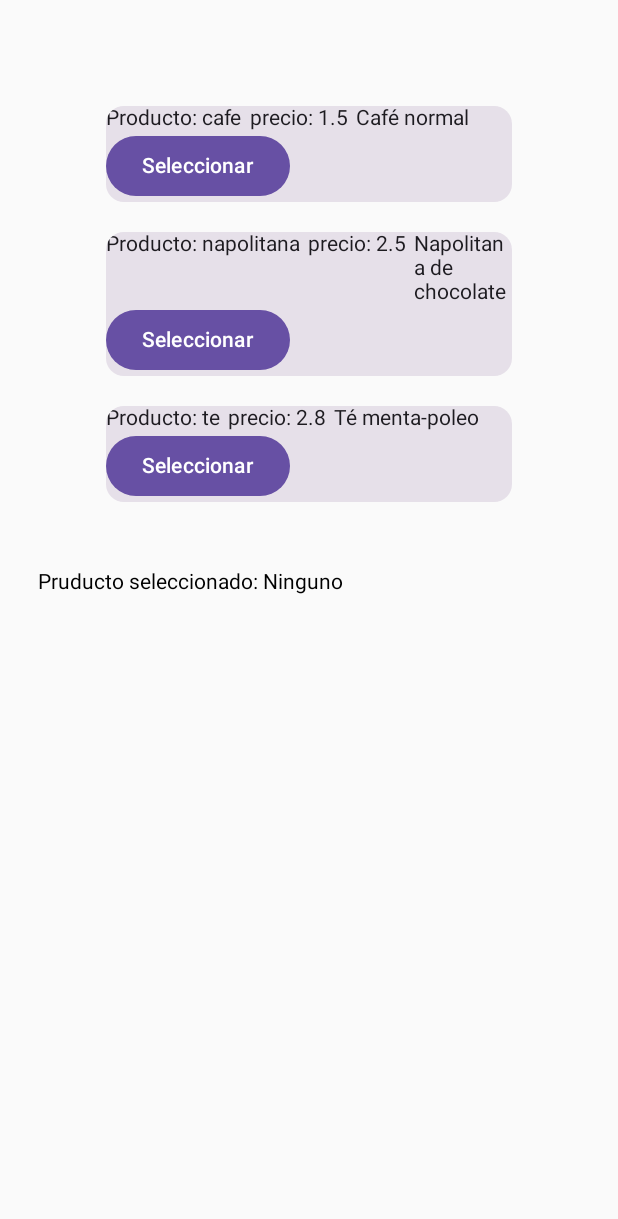
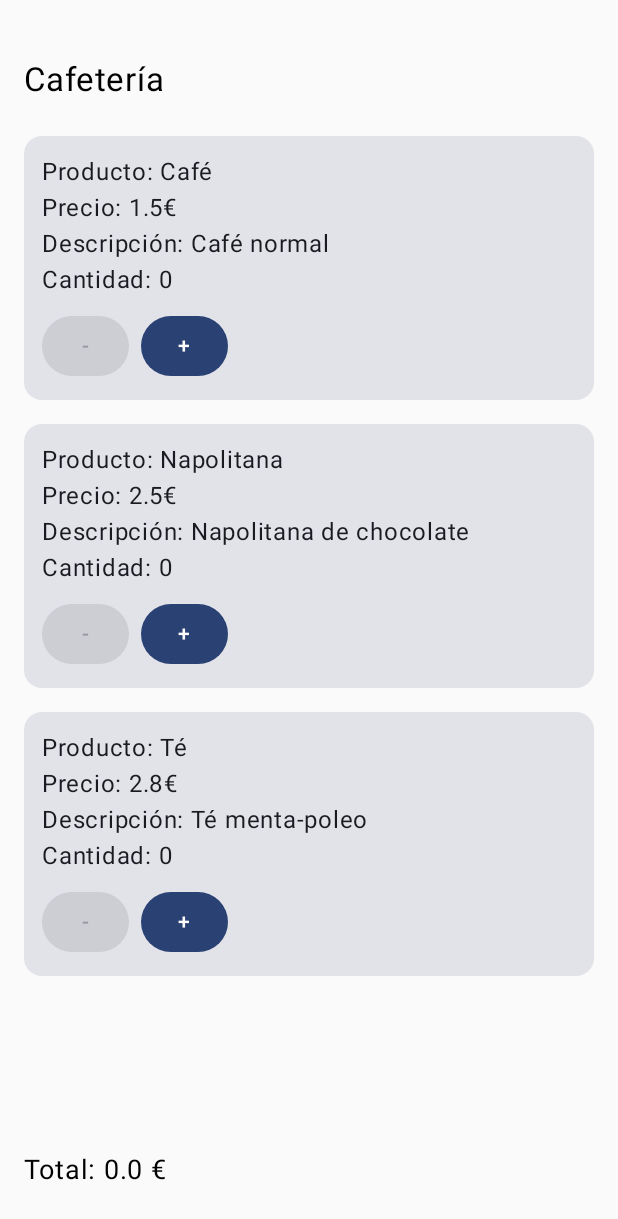
Before and after one commit to pablovel97/android-studio-projects, an Android app built with Jetpack Compose: the screen it shows after launch (MainActivity), on a phone screen of 412 x 824 dp. Shown: the top 1219 px of the screen. Run offline under Robolectric (Android 15) with nearby library versions, the phone set to English and light mode, and no system bars.

Commit message:
Se definió finalmente la estética y la logica de las Cards de los productos.

```diff
--- a/DataClases/app/src/main/java/com/example/dataclases/MainActivity.kt
+++ b/DataClases/app/src/main/java/com/example/dataclases/MainActivity.kt
@@ -3,101 +3,151 @@ package com.example.dataclases
 import android.os.Bundle
 import androidx.activity.ComponentActivity
 import androidx.activity.compose.setContent
-import androidx.activity.enableEdgeToEdge
 import androidx.compose.foundation.layout.*
-import androidx.compose.foundation.layout.Arrangement
 import androidx.compose.foundation.lazy.LazyColumn
 import androidx.compose.foundation.lazy.items
-import androidx.compose.foundation.lazy.itemsIndexed
-import androidx.compose.foundation.text.KeyboardOptions
 import androidx.compose.material3.*
 import androidx.compose.runtime.*
-import androidx.compose.runtime.saveable.rememberSaveable
-import androidx.compose.ui.Alignment
 import androidx.compose.ui.Modifier
-import androidx.compose.ui.graphics.Color
-import androidx.compose.ui.text.font.FontWeight
-import androidx.compose.ui.text.input.KeyboardType
-import androidx.compose.ui.tooling.preview.Preview
 import androidx.compose.ui.unit.dp
 import androidx.compose.ui.unit.sp
 import com.example.dataclases.ui.theme.DataClasesTheme
 
 class MainActivity : ComponentActivity() {
+
     override fun onCreate(savedInstanceState: Bundle?) {
         super.onCreate(savedInstanceState)
-        enableEdgeToEdge()
         setContent {
-            PantallaPedido()
+            DataClasesTheme {
+                PantallaPedido()
+            }
         }
     }
 }
 
-// Modelo de datos que representa cada artículo de la cafetería
+// Modelo de datos que representa cada producto
 data class Productos(
     val producto: String,
     val precio: Double,
-    val descripcion: String
+    val descripcion: String,
+    val cantidad: Int = 0
 )
 
 @Composable
 fun PantallaPedido() {
+    /*
+    by remember y mutableStateOf guardan la lista de productos y avisan a Compose
+    cuando cambia para redibujar la pantalla.
+     */
+    var listaProductos by remember {
+        mutableStateOf(
+            listOf(
+                Productos("Café", 1.5, "Café normal"),
+                Productos("Napolitana", 2.5, "Napolitana de chocolate"),
+                Productos("Té", 2.8, "Té menta-poleo")
+            )
+        )
+    }
 
-    // Estado observable: guarda la selección actual y dispara la recomposición al cambiar
-    var seleccion by remember { mutableStateOf("Ninguno") }
+    Column(
+        modifier = Modifier
+            .fillMaxSize()
+            .padding(16.dp)
+    ) {
+        Spacer(modifier = Modifier.height(24.dp))
+        Text(text = "Cafetería", fontSize = 22.sp)
 
-    // Fuente de datos con el catálogo de productos a mostrar
-    var listaProductos = listOf<Productos>(
-        Productos("cafe", 1.5, "Café normal"),
-        Productos("napolitana", 2.5, "Napolitana de chocolate"),
-        Productos("te", 2.8, "Té menta-poleo")
-    )
+        Spacer(modifier = Modifier.height(16.dp))
 
-    Column(modifier = Modifier.padding(25.dp)) {
-        // Lista vertical eficiente: solo renderiza en pantalla los elementos visibles
-        LazyColumn(modifier = Modifier.padding(35.dp)) {
-            items(listaProductos) { producto ->
-                Card(
-                    modifier = Modifier
-                        .fillMaxWidth()
-                        .padding(10.dp)
-                ) {
-                    Column {
-                        Row(horizontalArrangement = Arrangement.spacedBy(5.dp)) {
-                            Text("Producto: ${producto.producto}")
-                            Text("precio: ${producto.precio}")
-                            Text(producto.descripcion)
+        // LazyColumn es como un RecyclerView eficiente: solo muestra en pantalla lo que cabe
+        LazyColumn(
+            modifier = Modifier
+                .weight(1f)
+                .fillMaxWidth()
+        ) {
+            items(listaProductos) { prod ->
+                TarjetaProducto(
+                    producto = prod,
+                    // onIncrement: recorre la lista y actualiza la cantidad del producto pulsado sumándole 1
+                    onIncrement = {
+                        listaProductos = listaProductos.map {
+                            if (it.producto == prod.producto) {
+                                it.copy(cantidad = it.cantidad + 1) // copy() crea una copia cambiando solo la cantidad
+                            } else {
+                                it
+                            }
                         }
-                        // Evento de clic: actualiza el estado 'seleccion' con el producto pulsado
-                        Button(onClick = { seleccion = producto.descripcion }) {
-                            Text("Seleccionar")
+                    },
+                    // onDecrement: hace lo mismo pero comprobando que la cantidad sea mayor que 0 antes de restar
+                    onDecrement = {
+                        listaProductos = listaProductos.map {
+                            if (it.producto == prod.producto && it.cantidad > 0) {
+                                it.copy(cantidad = it.cantidad - 1)
+                            } else {
+                                it
+                            }
                         }
                     }
-                }
+                )
             }
         }
 
-        // Este texto lee el estado 'seleccion' y se actualiza automáticamente al pulsar un botón
-        Text("Pruducto seleccionado: $seleccion")
+        Spacer(modifier = Modifier.height(16.dp))
+
+        // sumOf calcula el precio total multiplicando el precio por la cantidad de cada producto
+        val total = listaProductos.sumOf { it.precio * it.cantidad }
+        Text(text = "Total: $total €", fontSize = 18.sp)
+
+        Spacer(modifier = Modifier.height(16.dp))
     }
 }
 
 @Composable
-fun TarjetaProducto(p: Productos) {
+fun TarjetaProducto(
+    producto: Productos,
+    // Función lambda (callback) que se ejecuta al pulsar el botón de sumar (+)
+    onIncrement: () -> Unit,
+    // Función lambda (callback) que se ejecuta al pulsar el botón de restar (-)
+    onDecrement: () -> Unit
+) {
+    Card(
+        modifier = Modifier
+            .fillMaxWidth()
+            .padding(vertical = 8.dp)
+    ) {
+        Column(
+            modifier = Modifier
+                .fillMaxWidth()
+                .padding(12.dp)
+        ) {
+            Text(text = "Producto: ${producto.producto}")
+            Text(text = "Precio: ${producto.precio}€")
+            Text(text = "Descripción: ${producto.descripcion}")
+            Text(text = "Cantidad: ${producto.cantidad}")
 
-    Card(modifier = Modifier.fillMaxWidth().padding(5.dp)) {
-        Column(
-            verticalArrangement = Arrangement.spacedBy(5.dp),
-            modifier = Modifier.padding(15.dp))
-        {
-            // Nombre + precio
-            Row(horizontalArrangement = Arrangement.spacedBy(5.dp)) {
-                Text(p.producto, fontWeight = FontWeight.Bold)
-                Text("${p.precio}€")
+            Spacer(modifier = Modifier.height(8.dp))
+
+            Row(
+                modifier = Modifier.fillMaxWidth(),
+                horizontalArrangement = Arrangement.Start
+            ) {
+                // Botón para restar (se deshabilita automáticamente si la cantidad es 0)
+                Button(
+                    onClick = onDecrement,
+                    enabled = producto.cantidad > 0
+                ) {
+                    Text(text = "-")
+                }
+
+                Spacer(modifier = Modifier.width(8.dp))
+
+                // Botón para sumar
+                Button(
+                    onClick = onIncrement
+                ) {
+                    Text(text = "+")
+                }
             }
-            // Descripcion
-            Text(p.descripcion)
         }
     }
-
 }
```
